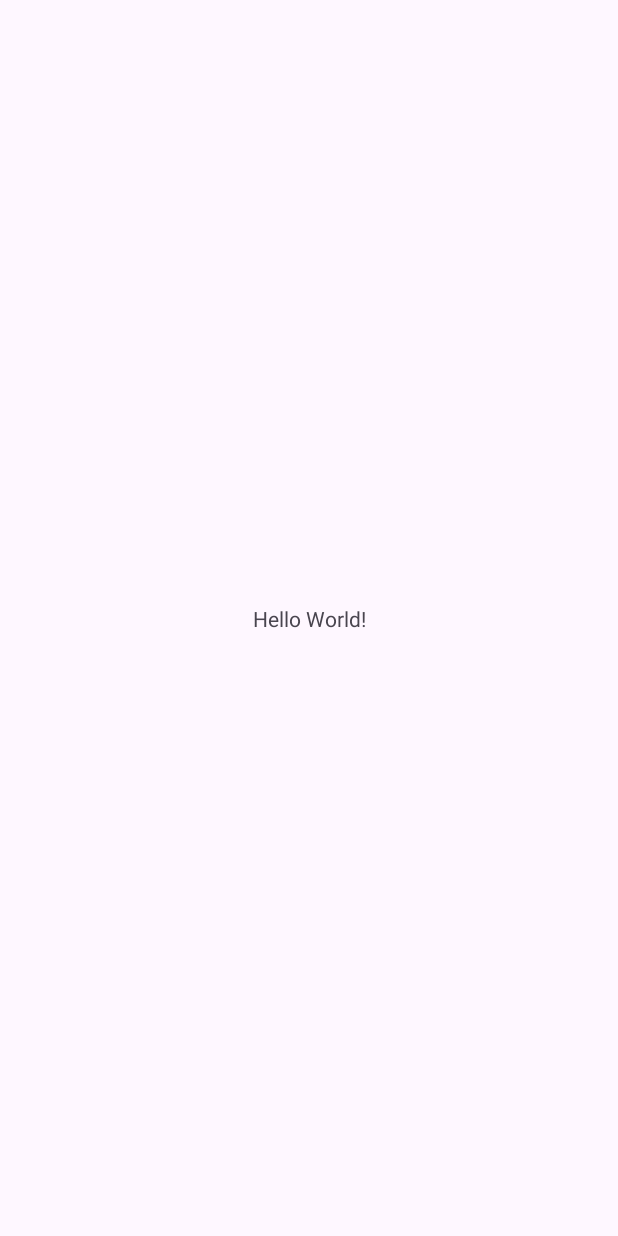
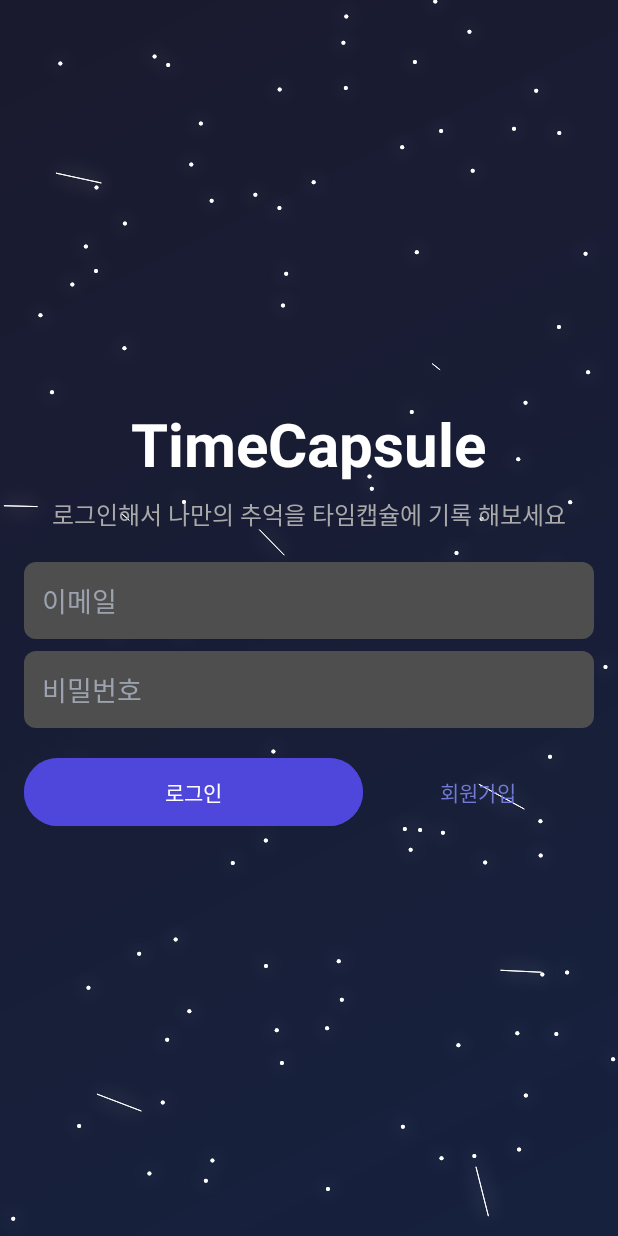
Before and after one commit to he4rtbleed/TimeCapsule, an Android app: the screen it shows after launch (MainActivity), on a phone screen of 412 x 824 dp. Before the commit the screen is almost empty. Run offline under Robolectric (Android 15) with nearby library versions, the phone set to English and light mode, and no system bars.

Commit message:
로그인, 회원가입 페이지
TODO: onClickListener 작동안하는 버그 수정

```diff
--- a/app/src/main/java/com/jj/timecapsule/MainActivity.java
+++ b/app/src/main/java/com/jj/timecapsule/MainActivity.java
@@ -3,12 +3,33 @@ package com.jj.timecapsule;
 import androidx.appcompat.app.AppCompatActivity;
 
 import android.os.Bundle;
+import android.view.View;
 
 public class MainActivity extends AppCompatActivity {
+
+    //https://erim1005.tistory.com/entry/Full-screen-mode-%EC%A0%84%EC%B2%B4%ED%99%94%EB%A9%B4-%EC%84%A4%EC%A0%95-%ED%95%B4%EC%A0%9C
+    private void hideSystemUI() {
+        // Enables regular immersive mode.
+        // For "lean back" mode, remove SYSTEM_UI_FLAG_IMMERSIVE.
+        // Or for "sticky immersive," replace it with SYSTEM_UI_FLAG_IMMERSIVE_STICKY
+        View decorView = getWindow().getDecorView();
+        decorView.setSystemUiVisibility(
+                View.SYSTEM_UI_FLAG_IMMERSIVE
+                        // Set the content to appear under the system bars so that the
+                        // content doesn't resize when the system bars hide and show.
+                        | View.SYSTEM_UI_FLAG_LAYOUT_STABLE
+                        | View.SYSTEM_UI_FLAG_LAYOUT_HIDE_NAVIGATION
+                        | View.SYSTEM_UI_FLAG_LAYOUT_FULLSCREEN
+                        // Hide the nav bar and status bar
+                        | View.SYSTEM_UI_FLAG_HIDE_NAVIGATION
+                        | View.SYSTEM_UI_FLAG_FULLSCREEN);
+    }
 
     @Override
     protected void onCreate(Bundle savedInstanceState) {
         super.onCreate(savedInstanceState);
-        setContentView(R.layout.activity_main);
+        hideSystemUI();
+
+        setContentView(R.layout.login_page);
     }
 }
--- /dev/null
+++ b/app/src/main/java/com/jj/timecapsule/StarryBackgroundView.java
@@ -0,0 +1,74 @@
+package com.jj.timecapsule;
+
+import android.content.Context;
+import android.graphics.BlurMaskFilter;
+import android.graphics.Canvas;
+import android.graphics.LinearGradient;
+import android.graphics.Paint;
+import android.graphics.Shader;
+import android.util.AttributeSet;
+import android.view.View;
+
+import java.util.Random;
+
+public class StarryBackgroundView extends View {
+    private Paint paint;
+    private Paint blurPaint;
+    private Random random;
+    private int width;
+    private int height;
+    private LinearGradient gradient;
+
+    public StarryBackgroundView(Context context, AttributeSet attrs) {
+        super(context, attrs);
+        init();
+    }
+
+    private void init() {
+        paint = new Paint();
+        blurPaint = new Paint();
+        blurPaint.setMaskFilter(new BlurMaskFilter(18, BlurMaskFilter.Blur.SOLID));
+        random = new Random();
+        setLayerType(LAYER_TYPE_SOFTWARE, null); // Blur 효과를 위해 하드웨어 가속을 비활성화
+    }
+
+    @Override
+    protected void onSizeChanged(int w, int h, int oldw, int oldh) {
+        super.onSizeChanged(w, h, oldw, oldh);
+        width = w;
+        height = h;
+        gradient = new LinearGradient(0, 0, width, height, 0xFF1a1a2e, 0xFF16213e, Shader.TileMode.CLAMP);
+    }
+
+    @Override
+    protected void onDraw(Canvas canvas) {
+        super.onDraw(canvas);
+
+        // 배경 그라데이션
+        paint.setShader(gradient);
+        canvas.drawRect(0, 0, width, height, paint);
+        paint.setShader(null); //그라데이션 다 그렸으니 shader 지움
+
+        // 별 그리기
+        paint.setColor(0xFFFFFFFF);
+        blurPaint.setColor(0xFFFFFFFF);
+        for (int i = 0; i < 100; i++) {
+            float x = random.nextFloat() * width;
+            float y = random.nextFloat() * height;
+            canvas.drawCircle(x, y, 2, paint);
+            canvas.drawCircle(x, y, 2, blurPaint);
+        }
+
+        // 유성우 그리기
+        paint.setColor(0xFFFFFFFF);
+        blurPaint.setColor(0xFFFFFFFF);
+        for (int i = 0; i < 10; i++) {
+            float startX = random.nextFloat() * width;
+            float startY = random.nextFloat() * height;
+            float stopX = startX + random.nextFloat() * 50;
+            float stopY = startY + random.nextFloat() * 50;
+            canvas.drawLine(startX, startY, stopX, stopY, paint);
+            canvas.drawLine(startX, startY, stopX, stopY, blurPaint);
+        }
+    }
+}
--- /dev/null
+++ b/app/src/main/res/drawable/edit_text_background.xml
@@ -0,0 +1,9 @@
+<shape xmlns:android="http://schemas.android.com/apk/res/android">
+    <solid android:color="#4E4E4E"/>
+    <corners android:radius="8dp"/>
+    <padding
+        android:left="12dp"
+        android:top="12dp"
+        android:right="12dp"
+        android:bottom="12dp"/>
+</shape>
--- /dev/null
+++ b/app/src/main/res/drawable/gradient_background.xml
@@ -0,0 +1,6 @@
+<shape xmlns:android="http://schemas.android.com/apk/res/android">
+    <gradient
+        android:startColor="#1a1a2e"
+        android:endColor="#16213e"
+        android:angle="135"/>
+</shape>
--- a/app/src/main/res/layout/activity_main.xml
+++ b/app/src/main/res/layout/activity_main.xml
@@ -4,15 +4,4 @@
     xmlns:tools="http://schemas.android.com/tools"
     android:layout_width="match_parent"
     android:layout_height="match_parent"
-    tools:context=".MainActivity">
-
-    <TextView
-        android:layout_width="wrap_content"
-        android:layout_height="wrap_content"
-        android:text="Hello World!"
-        app:layout_constraintBottom_toBottomOf="parent"
-        app:layout_constraintEnd_toEndOf="parent"
-        app:layout_constraintStart_toStartOf="parent"
-        app:layout_constraintTop_toTopOf="parent" />
-
-</androidx.constraintlayout.widget.ConstraintLayout>
+    tools:context=".MainActivity"/>
--- /dev/null
+++ b/app/src/main/res/layout/login_page.xml
@@ -0,0 +1,93 @@
+<?xml version="1.0" encoding="utf-8"?>
+<FrameLayout
+    android:layout_width="match_parent"
+    android:layout_height="match_parent"
+    xmlns:android="http://schemas.android.com/apk/res/android">
+
+    <!-- FrameLayout 써야 별 배경 위젯이 가장 뒷단에 위치 하게 됨. -->
+    <com.jj.timecapsule.StarryBackgroundView
+        android:layout_width="match_parent"
+        android:layout_height="match_parent"/>
+
+    <LinearLayout
+        xmlns:android="http://schemas.android.com/apk/res/android"
+        android:layout_width="match_parent"
+        android:layout_height="match_parent"
+        android:gravity="center"
+        android:orientation="vertical"
+        android:padding="16dp">
+
+
+        <TextView
+            android:layout_width="wrap_content"
+            android:layout_height="wrap_content"
+            android:text="TimeCapsule"
+            android:textColor="#FFFFFF"
+            android:textSize="40dp"
+            android:textStyle="bold"
+            android:gravity="center"
+            android:layout_gravity="center"/>
+
+        <TextView
+            android:layout_width="wrap_content"
+            android:layout_height="wrap_content"
+            android:text="로그인해서 나만의 추억을 타임캡슐에 기록 해보세요"
+            android:textColor="#A9A9A9"
+            android:textSize="16dp"
+            android:gravity="center"
+            android:layout_marginTop="8dp"
+            android:layout_gravity="center"/>
+
+        <EditText
+            android:id="@+id/editTextLoginEmail"
+            android:layout_width="match_parent"
+            android:layout_height="wrap_content"
+            android:hint="이메일"
+            android:background="@drawable/edit_text_background"
+            android:textColor="#E0E0E0"
+            android:textColorHint="#9CA3AF"
+            android:layout_marginTop="20dp"
+            android:padding="12dp"/>
+
+        <EditText
+            android:id="@+id/editTextLoginPassword"
+            android:layout_width="match_parent"
+            android:layout_height="wrap_content"
+            android:hint="비밀번호"
+            android:background="@drawable/edit_text_background"
+            android:textColor="#E0E0E0"
+            android:textColorHint="#9CA3AF"
+            android:layout_marginTop="8dp"
+            android:padding="12dp"
+            android:inputType="textPassword"/>
+
+        <LinearLayout
+            android:layout_width="match_parent"
+            android:layout_height="wrap_content"
+            android:orientation="horizontal"
+            android:layout_marginTop="16dp">
+
+            <Button
+                android:id="@+id/buttonLogin"
+                android:layout_width="100dp"
+                android:layout_height="wrap_content"
+                android:layout_weight="7"
+                android:text="로그인"
+                android:backgroundTint="#4f46dc"
+                android:textColor="#FFFFFF"
+                android:padding="12dp"/>
+
+            <Button
+                android:id="@+id/buttonSignup"
+                android:layout_width="100dp"
+                android:layout_height="wrap_content"
+                android:layout_weight="3"
+                android:text="회원가입"
+                android:background="@android:color/transparent"
+                android:textColor="#727ad4"
+                android:padding="12dp"/>
+        </LinearLayout>
+    </LinearLayout>
+
+
+</FrameLayout>
```
Also changed, not shown: app/src/main/java/com/jj/timecapsule/LoginActivity.java (added, +49 -0 lines), app/src/main/java/com/jj/timecapsule/RegisterActivity.java (added, +62 -0 lines), app/src/main/res/layout/register_page.xml (added, +130 -0 lines).
